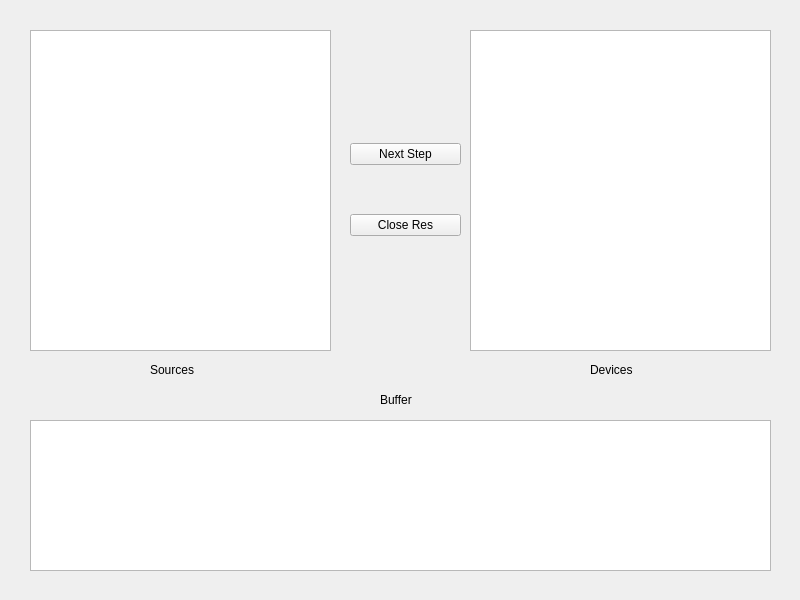
Qt form stepwindow.ui (Mityushin/system_of_mass_service) before a commit.
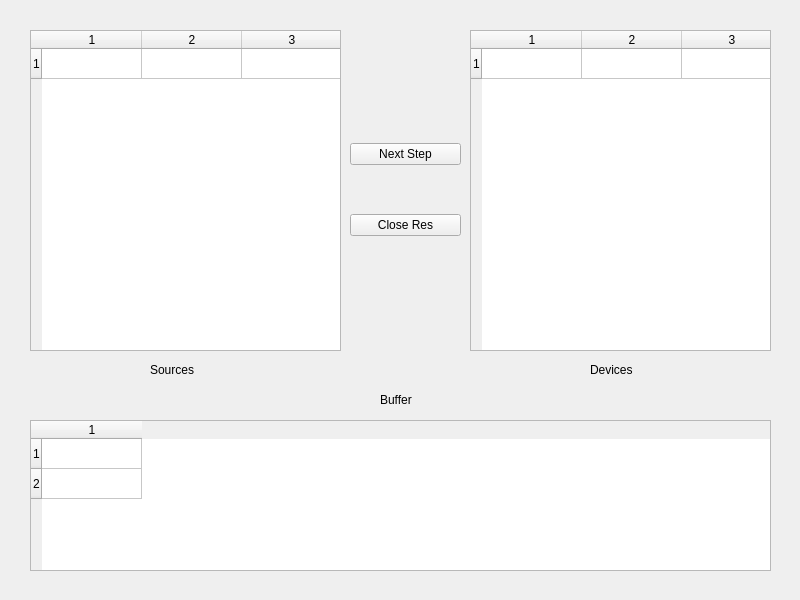
The same form after that commit. Icons and pictures are not drawn.

```diff
--- a/stepwindow.ui
+++ b/stepwindow.ui
@@ -26,36 +26,6 @@
    <string>MainWindow</string>
   </property>
   <widget class="QWidget" name="centralwidget">
-   <widget class="QTableView" name="tableSources">
-    <property name="geometry">
-     <rect>
-      <x>30</x>
-      <y>30</y>
-      <width>301</width>
-      <height>321</height>
-     </rect>
-    </property>
-   </widget>
-   <widget class="QTableView" name="tableDevices">
-    <property name="geometry">
-     <rect>
-      <x>470</x>
-      <y>30</y>
-      <width>301</width>
-      <height>321</height>
-     </rect>
-    </property>
-   </widget>
-   <widget class="QTableView" name="tableBuffer">
-    <property name="geometry">
-     <rect>
-      <x>30</x>
-      <y>420</y>
-      <width>741</width>
-      <height>151</height>
-     </rect>
-    </property>
-   </widget>
    <widget class="QWidget" name="verticalLayoutWidget">
     <property name="geometry">
      <rect>
@@ -131,6 +101,76 @@
      <string>Buffer</string>
     </property>
    </widget>
+   <widget class="QTableWidget" name="tableSources">
+    <property name="geometry">
+     <rect>
+      <x>30</x>
+      <y>30</y>
+      <width>311</width>
+      <height>321</height>
+     </rect>
+    </property>
+    <property name="verticalScrollBarPolicy">
+     <enum>Qt::ScrollBarAsNeeded</enum>
+    </property>
+    <property name="horizontalScrollBarPolicy">
+     <enum>Qt::ScrollBarAlwaysOff</enum>
+    </property>
+    <property name="rowCount">
+     <number>1</number>
+    </property>
+    <property name="columnCount">
+     <number>4</number>
+    </property>
+    <row/>
+    <column/>
+    <column/>
+    <column/>
+    <column/>
+   </widget>
+   <widget class="QTableWidget" name="tableDevices">
+    <property name="geometry">
+     <rect>
+      <x>470</x>
+      <y>30</y>
+      <width>301</width>
+      <height>321</height>
+     </rect>
+    </property>
+    <property name="horizontalScrollBarPolicy">
+     <enum>Qt::ScrollBarAlwaysOff</enum>
+    </property>
+    <property name="rowCount">
+     <number>1</number>
+    </property>
+    <property name="columnCount">
+     <number>4</number>
+    </property>
+    <row/>
+    <column/>
+    <column/>
+    <column/>
+    <column/>
+   </widget>
+   <widget class="QTableWidget" name="tableBuffer">
+    <property name="geometry">
+     <rect>
+      <x>30</x>
+      <y>420</y>
+      <width>741</width>
+      <height>151</height>
+     </rect>
+    </property>
+    <property name="rowCount">
+     <number>2</number>
+    </property>
+    <property name="columnCount">
+     <number>1</number>
+    </property>
+    <row/>
+    <row/>
+    <column/>
+   </widget>
   </widget>
  </widget>
  <resources/>
```
